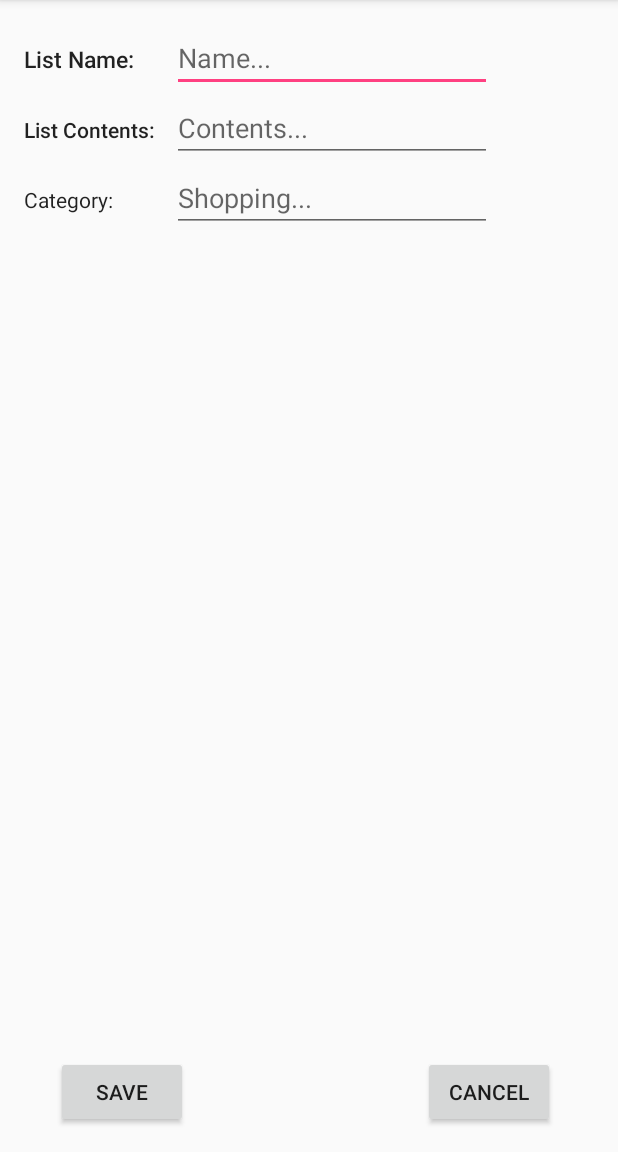
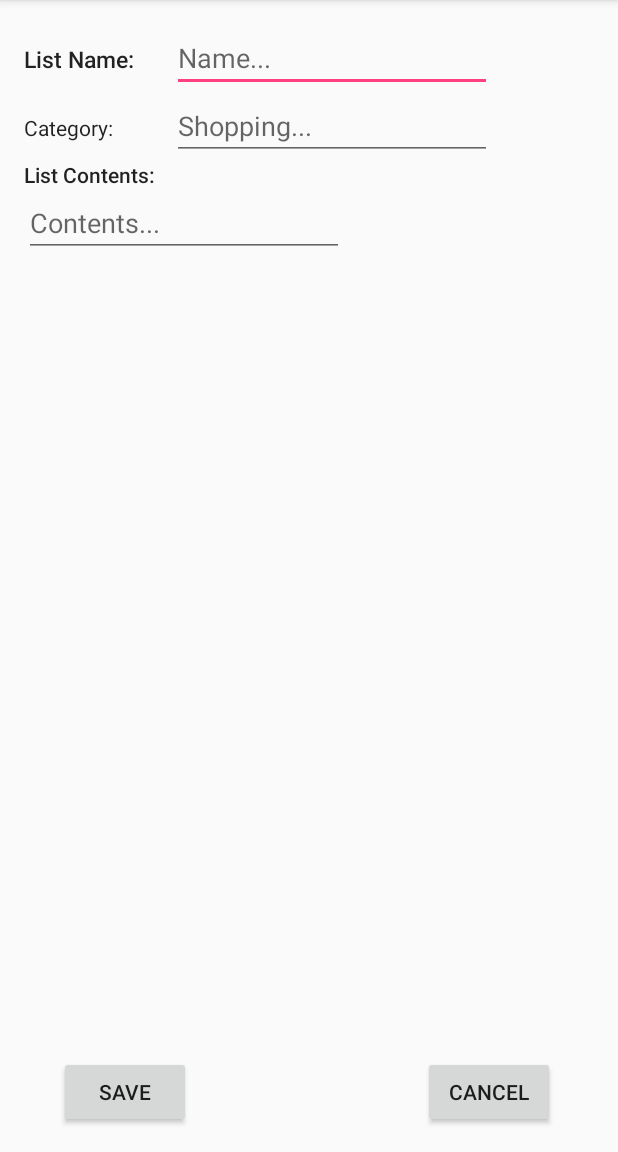
Before and after one commit to VonSwirl/AndroidApplication-2ndYear-Generalist, an Android app: the Editing screen opened directly, with no data from a screen before it, on a phone screen of 412 x 824 dp, the part 84-1236 px from its top. Run offline under Robolectric (Android 15) with nearby library versions, the phone set to English and light mode, and no system bars.

Commit message:
Somewhat working view/edit screen. Needs tidying up Basic popup window to view the list

```diff
--- a/app/build.gradle
+++ b/app/build.gradle
@@ -26,5 +26,6 @@ dependencies {
     })
     compile 'com.android.support:appcompat-v7:25.2.0'
     compile 'com.android.support:design:25.2.0'
+    compile 'com.android.support.constraint:constraint-layout:1.0.2'
     testCompile 'junit:junit:4.12'
 }
--- a/app/src/main/AndroidManifest.xml
+++ b/app/src/main/AndroidManifest.xml
@@ -17,7 +17,9 @@
         </activity>
         <activity android:name=".Add" />
         <activity android:name=".ViewListActivity" />
-        <activity android:name=".Editing"></activity>
+        <activity android:name=".Editing" />
+        <activity android:name=".Popup"
+            android:theme="@style/AppTheme.PopupCustom"></activity>
     </application>
 
 </manifest>
--- a/app/src/main/java/uk/ac/tees/com2060/kitkat/generalist/DatabaseHandler.java
+++ b/app/src/main/java/uk/ac/tees/com2060/kitkat/generalist/DatabaseHandler.java
@@ -182,7 +182,7 @@ public class DatabaseHandler extends SQLiteOpenHelper {
     }
 
 
-    public void deleteList(int id) {
+    public void deleteItem(int id) {
 
         SQLiteDatabase db = this.getWritableDatabase();
 
--- a/app/src/main/java/uk/ac/tees/com2060/kitkat/generalist/Editing.java
+++ b/app/src/main/java/uk/ac/tees/com2060/kitkat/generalist/Editing.java
@@ -1,11 +1,13 @@
 package uk.ac.tees.com2060.kitkat.generalist;
 
+import android.content.Intent;
 import android.support.v7.app.AppCompatActivity;
 import android.os.Bundle;
 import android.util.Log;
 import android.view.View;
 import android.widget.Button;
 import android.widget.EditText;
+import android.widget.Toast;
 
 import java.util.ArrayList;
 import java.util.List;
@@ -17,45 +19,52 @@ public class Editing extends AppCompatActivity {
         super.onCreate(savedInstanceState);
         setContentView(R.layout.activity_editing);
 
-        List<ListInfo> item = new ArrayList<ListInfo>();
+        //Setting buttons and editTexts
+        Button svBtn = (Button) findViewById(R.id.save_button);
+        Button cnclBtn = (Button) findViewById(R.id.cancel_button);
+        final EditText name = (EditText) findViewById(R.id.editTextName);
+        final EditText category = (EditText) findViewById(R.id.editTextCat);
+        final EditText contents = (EditText) findViewById(R.id.editTextContents);
+
+        Intent intent = getIntent();//Create new getIntent
+        final int position = intent.getIntExtra("position", 0); //Use it to pass the position from "ViewListActivity"
 
         final DatabaseHandler dh = new DatabaseHandler(this);
+        List<ListInfo> item; //Create a new List that will hold the current item
+        item = dh.getOne(position); //Pass the single item from the position into the List
+        for (ListInfo li : item) { //Create ListInfo class and for each item
 
-        final int ID = 0;
+            //get the name, cat and contents
+            String dbName = li.getName();
+            String dbCat = li.getCategory();
+            String dbCont = li.getContents();
 
-        item = dh.getOne(ID);
-
-        Button svBtn = (Button) findViewById(R.id.save_button1);
-        Button cnclBtn = (Button) findViewById(R.id.cancel_button1);
-
-        final EditText name = (EditText) findViewById(R.id.editTextName1);
-        final EditText contents = (EditText) findViewById(R.id.editTextContents1);
-        final EditText category = (EditText) findViewById(R.id.editTextCat1);
-
-        name.setText(item.get(0).toString());
-        contents.setText(item.get(1).toString());
-        category.setText(item.get(2).toString());
-
-
+            //Set the values to the current ExitText
+            name.setText(dbName);
+            category.setText(dbCat);
+            contents.setText(dbCont);
+        }
+        //Saves current values to db
         svBtn.setOnClickListener(
-
-
                 new View.OnClickListener() {
 
 
                     @Override
                     public void onClick(View v) {
 
+                        //Should there be a try catch around this?
+
                         Log.d("Database:", "Updating Entry...");  //For personal testing
-                        dh.updateByID(ID, name.getText().toString(), contents.getText().toString(), category.getText().toString());
+                        //Position +1 because array list starts at 0. Getting all EditTexts and adding into db
+                        dh.updateByID(position +1, name.getText().toString(), contents.getText().toString(), category.getText().toString());
                         finish();
+
+
                     }
                 }
         );
 
-
-        //This method kills the activity
-        cnclBtn.setOnClickListener(
+        cnclBtn.setOnClickListener( //Cancel current activity
 
                 new View.OnClickListener() {
 
--- a/app/src/main/res/layout/activity_editing.xml
+++ b/app/src/main/res/layout/activity_editing.xml
@@ -11,11 +11,12 @@
     tools:context="uk.ac.tees.com2060.kitkat.generalist.Editing">
 
     <Button
-        android:text="Save"
+        android:id="@+id/save_button"
         android:layout_width="wrap_content"
         android:layout_height="wrap_content"
         android:layout_marginLeft="21dp"
-        android:id="@+id/save_button1"
+        android:text="Save"
+        android:layout_marginStart="23dp"
         android:layout_alignParentBottom="true"
         android:layout_alignParentStart="true" />
 
@@ -26,8 +27,8 @@
         android:id="@+id/textView5"
         android:textAppearance="@style/TextAppearance.AppCompat.Body2"
         android:textSize="15sp"
-        android:layout_alignBaseline="@+id/editTextName1"
-        android:layout_alignBottom="@+id/editTextName1"
+        android:layout_alignBaseline="@+id/editTextName"
+        android:layout_alignBottom="@+id/editTextName"
         android:layout_alignParentStart="true" />
 
     <EditText
@@ -35,7 +36,7 @@
         android:layout_height="wrap_content"
         android:inputType="textPersonName"
         android:ems="10"
-        android:id="@+id/editTextName1"
+        android:id="@+id/editTextName"
         android:hint="Name..."
         android:layout_marginLeft="11dp"
         android:layout_alignParentTop="true"
@@ -48,8 +49,7 @@
         android:layout_height="wrap_content"
         android:id="@+id/textView6"
         android:textAppearance="@style/TextAppearance.AppCompat.Body2"
-        android:layout_marginTop="15dp"
-        android:layout_below="@+id/editTextName1"
+        android:layout_below="@+id/editTextCat"
         android:layout_alignParentStart="true" />
 
     <EditText
@@ -57,22 +57,20 @@
         android:layout_height="wrap_content"
         android:inputType="textMultiLine"
         android:ems="10"
-        android:id="@+id/editTextContents1"
+        android:id="@+id/editTextContents"
         android:hint="Contents..."
-        android:layout_alignBaseline="@+id/textView6"
-        android:layout_alignBottom="@+id/textView6"
-        android:layout_alignStart="@+id/editTextName1" />
+        android:layout_below="@+id/textView6"
+        android:layout_alignParentStart="true" />
 
     <EditText
         android:layout_width="wrap_content"
         android:layout_height="wrap_content"
         android:inputType="textPersonName"
         android:ems="10"
-        android:id="@+id/editTextCat1"
+        android:id="@+id/editTextCat"
         android:hint="Shopping..."
-        android:layout_alignBaseline="@+id/textView7"
-        android:layout_alignBottom="@+id/textView7"
-        android:layout_alignStart="@+id/editTextContents1" />
+        android:layout_below="@+id/editTextName"
+        android:layout_alignStart="@+id/editTextName" />
 
     <TextView
         android:text="Category:"
@@ -80,16 +78,16 @@
         android:layout_height="wrap_content"
         android:id="@+id/textView7"
         android:textAppearance="@style/TextAppearance.AppCompat.Body1"
-        android:layout_marginTop="15dp"
-        android:layout_below="@+id/editTextContents1"
+        android:layout_alignBaseline="@+id/editTextCat"
+        android:layout_alignBottom="@+id/editTextCat"
         android:layout_alignParentStart="true" />
 
     <Button
-        android:text="Cancel"
+        android:id="@+id/cancel_button"
         android:layout_width="wrap_content"
         android:layout_height="wrap_content"
+        android:layout_alignParentBottom="true"
+        android:layout_alignParentEnd="true"
         android:layout_marginRight="26dp"
-        android:id="@+id/cancel_button1"
-        android:layout_alignParentBottom="true"
-        android:layout_alignParentEnd="true" />
+        android:text="Cancel" />
 </RelativeLayout>
--- a/app/src/main/res/layout/view_row.xml
+++ b/app/src/main/res/layout/view_row.xml
@@ -28,7 +28,8 @@
         android:layout_height="wrap_content"
         app:srcCompat="@android:drawable/btn_dialog"
         android:layout_alignBottom="@+id/list_item_thumbnail"
-        android:layout_alignParentEnd="true" />
+        android:layout_alignParentEnd="true"
+        android:onClick="del_click" />
 
     <ImageButton
         android:id="@+id/list_item_editBtn"
@@ -37,7 +38,8 @@
         app:srcCompat="@android:drawable/ic_menu_edit"
         android:layout_marginEnd="54dp"
         android:layout_alignTop="@+id/list_item_delBtn"
-        android:layout_alignParentEnd="true" />
+        android:layout_alignParentEnd="true"
+        android:onClick="edit_click"/>
 
 
 </RelativeLayout>
--- a/app/src/main/res/values/styles.xml
+++ b/app/src/main/res/values/styles.xml
@@ -17,4 +17,10 @@
 
     <style name="AppTheme.PopupOverlay" parent="ThemeOverlay.AppCompat.Light" />
 
+    <style name="AppTheme.PopupCustom" >
+        <item name="android:windowIsTranslucent">true</item>
+        <item name="android:windowCloseOnTouchOutside">true</item>
+        </style>
+
+
 </resources>
```
Also changed, not shown: app/src/main/java/uk/ac/tees/com2060/kitkat/generalist/Add.java (+0 -21 lines), app/src/main/java/uk/ac/tees/com2060/kitkat/generalist/MainActivity.java (+0 -8 lines), app/src/main/java/uk/ac/tees/com2060/kitkat/generalist/Popup.java (added, +66 -0 lines), app/src/main/java/uk/ac/tees/com2060/kitkat/generalist/ViewListActivity.java (+42 -4 lines), app/src/main/res/drawable/border.xml (added, +7 -0 lines), app/src/main/res/layout/activity_add.xml (+19 -21 lines), app/src/main/res/layout/activity_popup.xml (added, +22 -0 lines).
